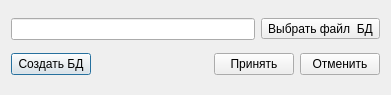
First picture: the form in src/dbconnection/dbconnection.ui, repository l0gic-bomb/QtStudyEnglish, before the edit.
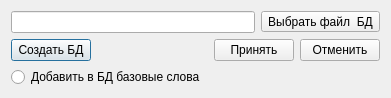
Second picture: the form after the edit. Icons and pictures are not drawn.

```diff
--- a/src/dbconnection/dbconnection.ui
+++ b/src/dbconnection/dbconnection.ui
@@ -7,7 +7,7 @@
     <x>0</x>
     <y>0</y>
     <width>391</width>
-    <height>95</height>
+    <height>96</height>
    </rect>
   </property>
   <property name="windowTitle">
@@ -81,6 +81,17 @@
        </item>
       </layout>
      </item>
+     <item>
+      <layout class="QHBoxLayout" name="horizontalLayout_5">
+       <item>
+        <widget class="QRadioButton" name="rbtn_words">
+         <property name="text">
+          <string>Добавить в БД базовые слова</string>
+         </property>
+        </widget>
+       </item>
+      </layout>
+     </item>
     </layout>
    </item>
   </layout>
```
